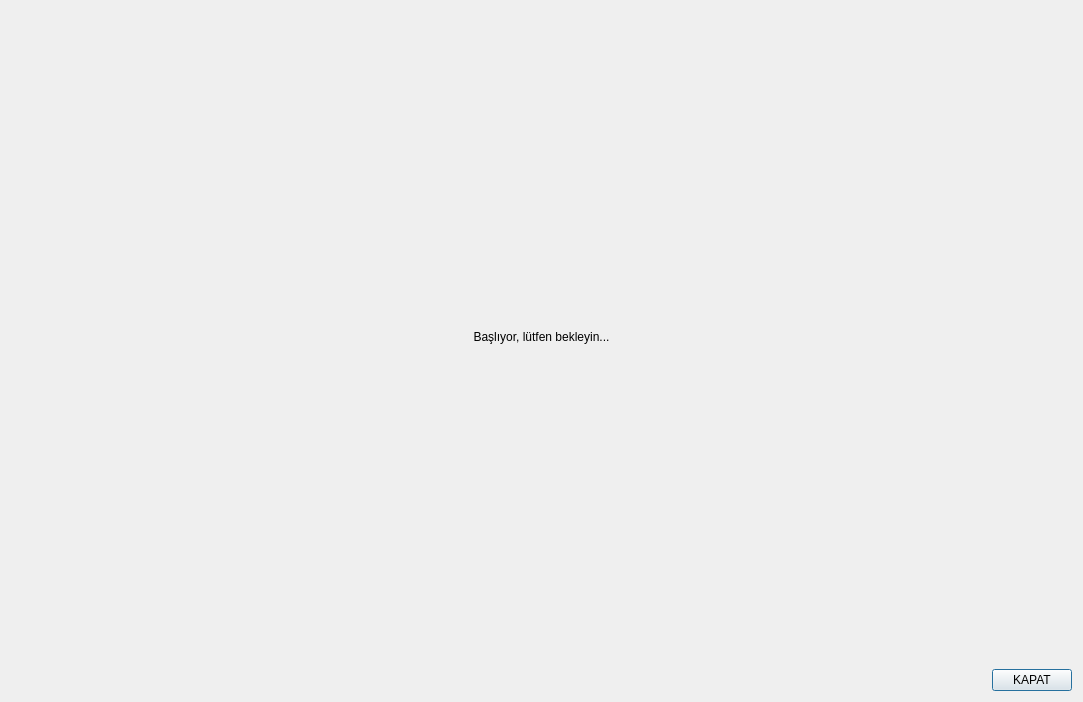
Old version of the form ui/videoCaptureDialog.ui in the repository KTUN-BP/DuyguDurumAnaliz.
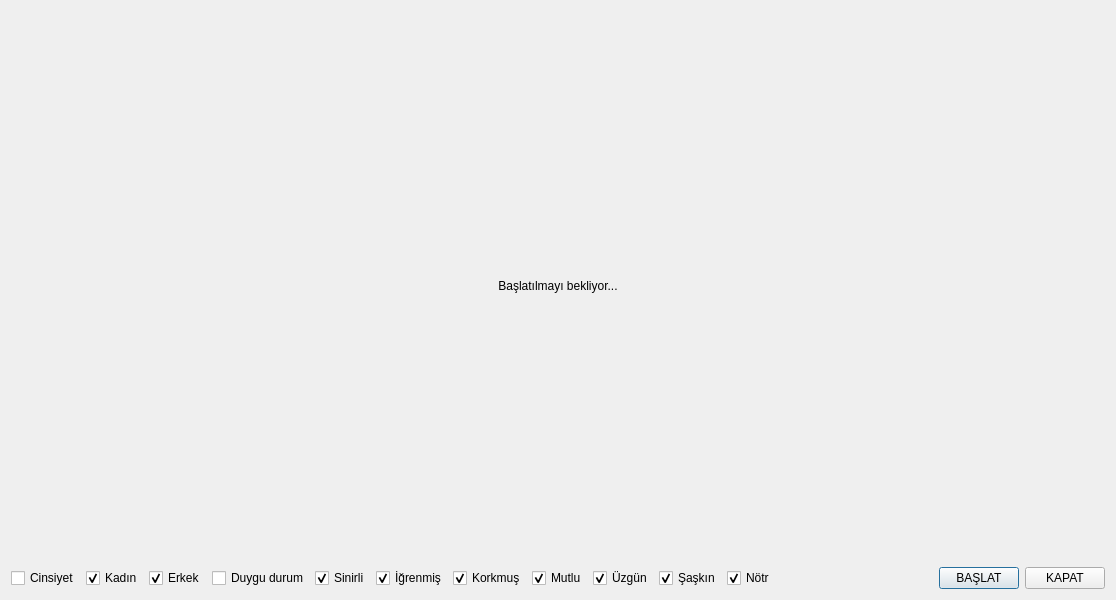
New version of the form.

Diff of the .ui file:
```diff
--- a/ui/videoCaptureDialog.ui
+++ b/ui/videoCaptureDialog.ui
@@ -9,8 +9,8 @@
    <rect>
     <x>0</x>
     <y>0</y>
-    <width>1083</width>
-    <height>702</height>
+    <width>1116</width>
+    <height>600</height>
    </rect>
   </property>
   <property name="sizePolicy">
@@ -49,7 +49,7 @@
         </sizepolicy>
        </property>
        <property name="text">
-        <string>Başlıyor, lütfen bekleyin...</string>
+        <string>Başlatılmayı bekliyor...</string>
        </property>
        <property name="alignment">
         <set>Qt::AlignCenter</set>
@@ -57,7 +57,142 @@
       </widget>
      </item>
      <item>
-      <layout class="QHBoxLayout" name="horizontalLayout_2">
+      <layout class="QHBoxLayout" name="horizontalLayout_4">
+       <item>
+        <layout class="QHBoxLayout" name="horizontalLayoutOptions">
+         <item>
+          <widget class="QCheckBox" name="checkBoxGender">
+           <property name="enabled">
+            <bool>true</bool>
+           </property>
+           <property name="text">
+            <string>Cinsiyet</string>
+           </property>
+          </widget>
+         </item>
+         <item>
+          <widget class="QCheckBox" name="checkBoxFemale">
+           <property name="text">
+            <string>Kadın</string>
+           </property>
+           <property name="checked">
+            <bool>true</bool>
+           </property>
+          </widget>
+         </item>
+         <item>
+          <widget class="QCheckBox" name="checkBoxMale">
+           <property name="text">
+            <string>Erkek</string>
+           </property>
+           <property name="checked">
+            <bool>true</bool>
+           </property>
+          </widget>
+         </item>
+         <item>
+          <widget class="QCheckBox" name="checkBoxEmotion">
+           <property name="enabled">
+            <bool>true</bool>
+           </property>
+           <property name="text">
+            <string>Duygu durum</string>
+           </property>
+          </widget>
+         </item>
+         <item>
+          <widget class="QCheckBox" name="checkBoxAngry">
+           <property name="enabled">
+            <bool>true</bool>
+           </property>
+           <property name="text">
+            <string>Sinirli</string>
+           </property>
+           <property name="checked">
+            <bool>true</bool>
+           </property>
+          </widget>
+         </item>
+         <item>
+          <widget class="QCheckBox" name="checkBoxDisgust">
+           <property name="enabled">
+            <bool>true</bool>
+           </property>
+           <property name="text">
+            <string>İğrenmiş</string>
+           </property>
+           <property name="checked">
+            <bool>true</bool>
+           </property>
+          </widget>
+         </item>
+         <item>
+          <widget class="QCheckBox" name="checkBoxScared">
+           <property name="enabled">
+            <bool>true</bool>
+           </property>
+           <property name="text">
+            <string>Korkmuş</string>
+           </property>
+           <property name="checked">
+            <bool>true</bool>
+           </property>
+          </widget>
+         </item>
+         <item>
+          <widget class="QCheckBox" name="checkBoxHappy">
+           <property name="enabled">
+            <bool>true</bool>
+           </property>
+           <property name="text">
+            <string>Mutlu</string>
+           </property>
+           <property name="checked">
+            <bool>true</bool>
+           </property>
+          </widget>
+         </item>
+         <item>
+          <widget class="QCheckBox" name="checkBoxSad">
+           <property name="enabled">
+            <bool>true</bool>
+           </property>
+           <property name="text">
+            <string>Üzgün</string>
+           </property>
+           <property name="checked">
+            <bool>true</bool>
+           </property>
+          </widget>
+         </item>
+         <item>
+          <widget class="QCheckBox" name="checkBoxSurprised">
+           <property name="enabled">
+            <bool>true</bool>
+           </property>
+           <property name="text">
+            <string>Şaşkın</string>
+           </property>
+           <property name="checked">
+            <bool>true</bool>
+           </property>
+          </widget>
+         </item>
+         <item>
+          <widget class="QCheckBox" name="checkBoxNeutral">
+           <property name="enabled">
+            <bool>true</bool>
+           </property>
+           <property name="text">
+            <string>Nötr</string>
+           </property>
+           <property name="checked">
+            <bool>true</bool>
+           </property>
+          </widget>
+         </item>
+        </layout>
+       </item>
        <item>
         <spacer name="horizontalSpacer">
          <property name="orientation">
@@ -71,6 +206,16 @@
          </property>
         </spacer>
        </item>
+       <item>
+        <widget class="QPushButton" name="pushButtonStart">
+         <property name="enabled">
+          <bool>true</bool>
+         </property>
+         <property name="text">
+          <string>BAŞLAT</string>
+         </property>
+        </widget>
+       </item>
        <item>
         <widget class="QPushButton" name="pushButtonClose">
          <property name="text">
```
